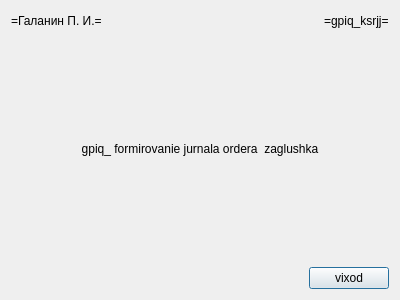
Qt form gpiq_/gpiq_/gpiq_ksrjj.ui (BrSTU-PO4-190333/5sem_NPO_old) before a commit.
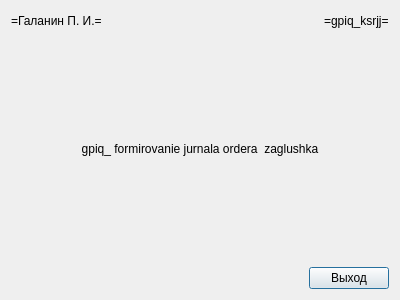
The same form after that commit.

What changed in the file:
```diff
--- a/gpiq_/gpiq_/gpiq_ksrjj.ui
+++ b/gpiq_/gpiq_/gpiq_ksrjj.ui
@@ -102,7 +102,7 @@
      <item>
       <widget class="QPushButton" name="gpiq_ksrjj_exit_c">
        <property name="text">
-        <string>vixod</string>
+        <string>Выход</string>
        </property>
       </widget>
      </item>
```
